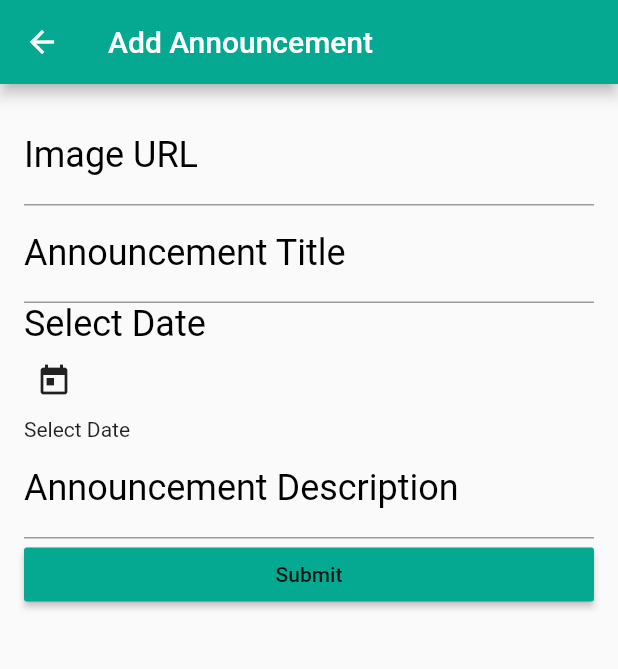
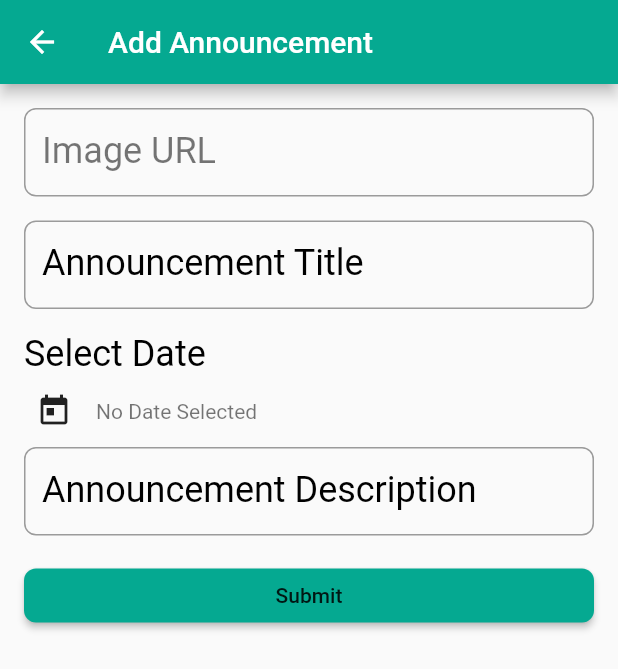
Before and after one commit to bashir-j/bashir_usdsa_proto, a Flutter app: the AddNewsItemPage screen opened directly, on a phone screen of 412 x 824 dp. Shown: the top 669 px of the screen. Run offline on Flutter 3.47's test engine with Material 2 defaults, Android fonts, the phone set to English and light mode, and no system bars; our stand-ins replace cloud_firestore, tuple; missing offline and left inert: date_utils, flutter_cupertino_date_picker; accounts and stored records are empty; network calls fail.

```diff
--- a/lib/pages/AddNewsItem.dart
+++ b/lib/pages/AddNewsItem.dart
@@ -27,6 +27,7 @@ class _AddNewsItemPageState extends State<AddNewsItemPage>{
   Widget build(BuildContext context) {
     final ThemeData theme = Theme.of(context);
     final TextStyle titleStyle = theme.textTheme.headline.copyWith(color: Colors.black);
+    final TextStyle subStyle = theme.textTheme.body1;
     final format = new DateFormat('dd-MM-yyyy');
 
     String description;
@@ -54,12 +55,19 @@ class _AddNewsItemPageState extends State<AddNewsItemPage>{
 //                        ? new Text('No image selected.')
 //                        : new Image.file(_image),
 //                  ),
-                  new TextFormField(
+                  Padding(
+                    padding: const EdgeInsets.only(bottom: 16.0),
+                    child: new TextFormField(
                       decoration: InputDecoration(
-                      labelStyle: titleStyle,
+                        border: OutlineInputBorder(
+                          borderRadius: BorderRadius.all(Radius.circular(8.0)),
+                        ),
+                        labelStyle: titleStyle.copyWith(color: Colors.black54),
+                        isDense: false,
                         labelText: "Image URL",
-                      hintText: "Enter Image URL Here"
+                        hintText: "Enter Image URL Here",
                       ),
+
                       validator: (value){
                         if (value.isEmpty) {
                           return 'Please enter some text';
@@ -69,8 +77,14 @@ class _AddNewsItemPageState extends State<AddNewsItemPage>{
                         imgurl = value;
                       },
                     ),
-                  new TextFormField(
+                  ),
+                  Padding(
+                    padding: const EdgeInsets.only(bottom: 16.0),
+                    child: new TextFormField(
                       decoration: InputDecoration(
+                          border: OutlineInputBorder(
+                            borderRadius: BorderRadius.all(Radius.circular(8.0)),
+                          ),
                           labelStyle: titleStyle,
                           labelText: "Announcement Title",
                           hintText: "Enter Title Here"
@@ -84,7 +98,10 @@ class _AddNewsItemPageState extends State<AddNewsItemPage>{
                         title = value;
                       },
                     ),
+                  ),
                   new Text("Select Date", style: titleStyle,),
+                  new Row(
+                    children: <Widget>[
                       new IconButton(
                           alignment: Alignment.centerLeft,
                           icon: Icon(Icons.today),
@@ -99,9 +116,20 @@ class _AddNewsItemPageState extends State<AddNewsItemPage>{
                               selectedDate = newDT;
                             });
                           }),
-                  new Text(selectedDate == null ? "Select Date" : format.format(selectedDate)),
-                  new TextFormField(
+                      new Text(
+                        selectedDate == null ? "No Date Selected" : format.format(selectedDate),
+                        style: selectedDate == null ? subStyle.copyWith(color: Colors.black54) : subStyle,
+
+                      ),
+                    ],
+                  ),
+                  Padding(
+                    padding: const EdgeInsets.only(bottom: 16.0),
+                    child: new TextFormField(
                       decoration: InputDecoration(
+                          border: OutlineInputBorder(
+                            borderRadius: BorderRadius.all(Radius.circular(8.0)),
+                          ),
                           labelStyle: titleStyle,
                           labelText: "Announcement Description",
                           hintText: "Enter Description Here"
@@ -110,8 +138,10 @@ class _AddNewsItemPageState extends State<AddNewsItemPage>{
                         description = value;
                       },
                     ),
+                  ),
                   new RaisedButton(
                       child: new Text("Submit"),
+                      shape: RoundedRectangleBorder(borderRadius: BorderRadius.all(Radius.circular(8.0))),
                       onPressed: (){
                         final FormState form = _formKey.currentState;
                         form.save();
```
Lines whose indentation alone changed are shown as unchanged.
